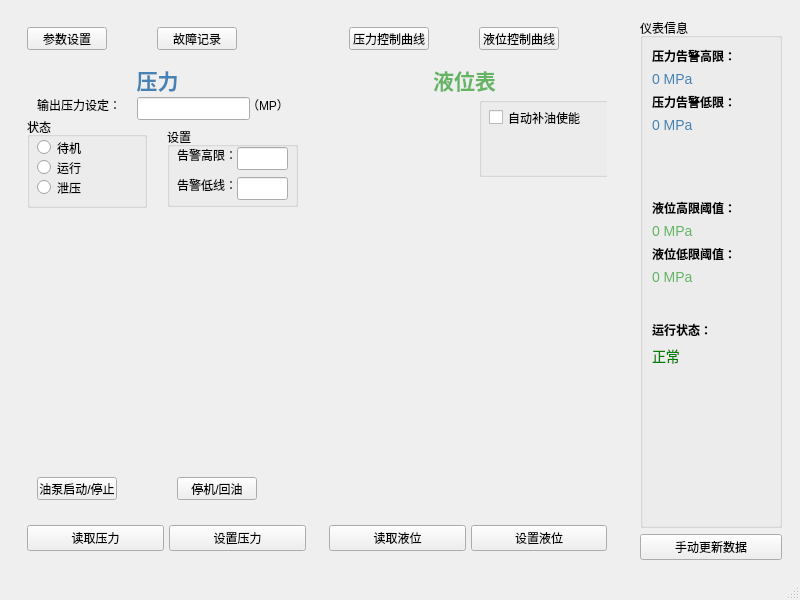
Above: mainwindow.ui from anzisheng/Dashboard before the change. Below: the same form after it.
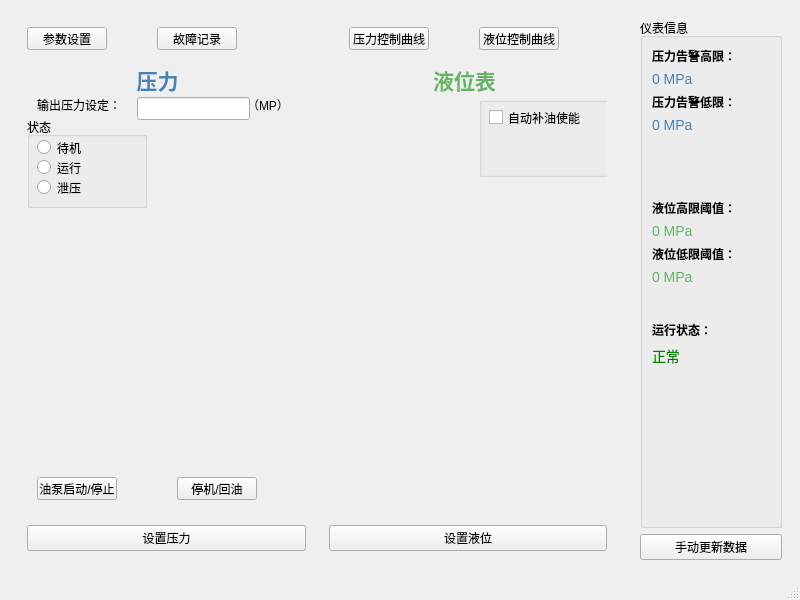
That is the form after the change. Custom widgets are drawn as their Qt base class.

Diff of the .ui file:
```diff
--- a/mainwindow.ui
+++ b/mainwindow.ui
@@ -88,65 +88,6 @@
                 <string>故障记录</string>
                </property>
               </widget>
-              <widget class="QGroupBox" name="groupBox_2">
-               <property name="geometry">
-                <rect>
-                 <x>140</x>
-                 <y>100</y>
-                 <width>131</width>
-                 <height>80</height>
-                </rect>
-               </property>
-               <property name="title">
-                <string>设置</string>
-               </property>
-               <widget class="QLineEdit" name="lineEdit_3">
-                <property name="geometry">
-                 <rect>
-                  <x>70</x>
-                  <y>20</y>
-                  <width>51</width>
-                  <height>23</height>
-                 </rect>
-                </property>
-               </widget>
-               <widget class="QLabel" name="label_3">
-                <property name="geometry">
-                 <rect>
-                  <x>10</x>
-                  <y>20</y>
-                  <width>61</width>
-                  <height>16</height>
-                 </rect>
-                </property>
-                <property name="text">
-                 <string>告警高限：</string>
-                </property>
-               </widget>
-               <widget class="QLabel" name="label_4">
-                <property name="geometry">
-                 <rect>
-                  <x>10</x>
-                  <y>50</y>
-                  <width>61</width>
-                  <height>16</height>
-                 </rect>
-                </property>
-                <property name="text">
-                 <string>告警低线：</string>
-                </property>
-               </widget>
-               <widget class="QLineEdit" name="lineEdit_4">
-                <property name="geometry">
-                 <rect>
-                  <x>70</x>
-                  <y>50</y>
-                  <width>51</width>
-                  <height>23</height>
-                 </rect>
-                </property>
-               </widget>
-              </widget>
               <widget class="QGroupBox" name="groupBox_3">
                <property name="geometry">
                 <rect>
@@ -265,13 +206,6 @@
             </item>
             <item>
              <layout class="QHBoxLayout" name="pressureButtonsLayout">
-              <item>
-               <widget class="QPushButton" name="readPressureButton">
-                <property name="text">
-                 <string>读取压力</string>
-                </property>
-               </widget>
-              </item>
               <item>
                <widget class="QPushButton" name="setPressureButton">
                 <property name="text">
@@ -379,13 +313,6 @@
             </item>
             <item>
              <layout class="QHBoxLayout" name="levelButtonsLayout">
-              <item>
-               <widget class="QPushButton" name="readLevelButton">
-                <property name="text">
-                 <string>读取液位</string>
-                </property>
-               </widget>
-              </item>
               <item>
                <widget class="QPushButton" name="setLevelButton">
                 <property name="text">
```
Left out of the diff: 2 changed lines with no effect on the pictures.
